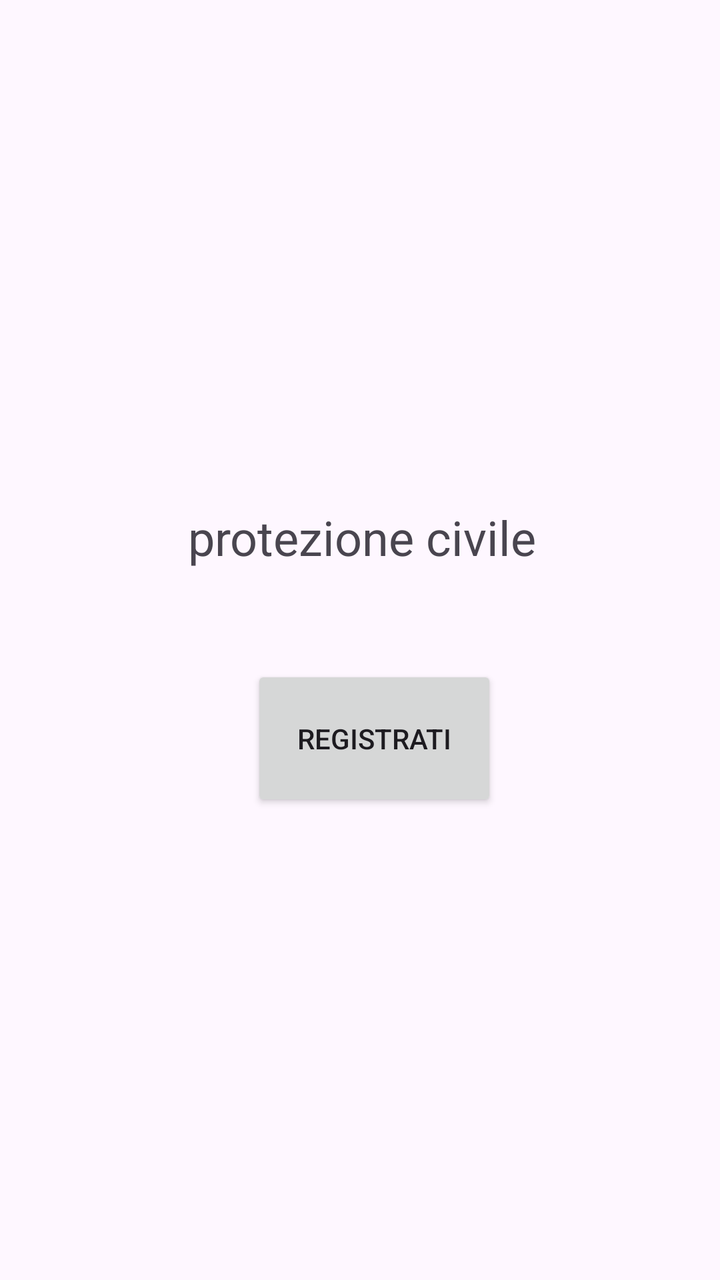
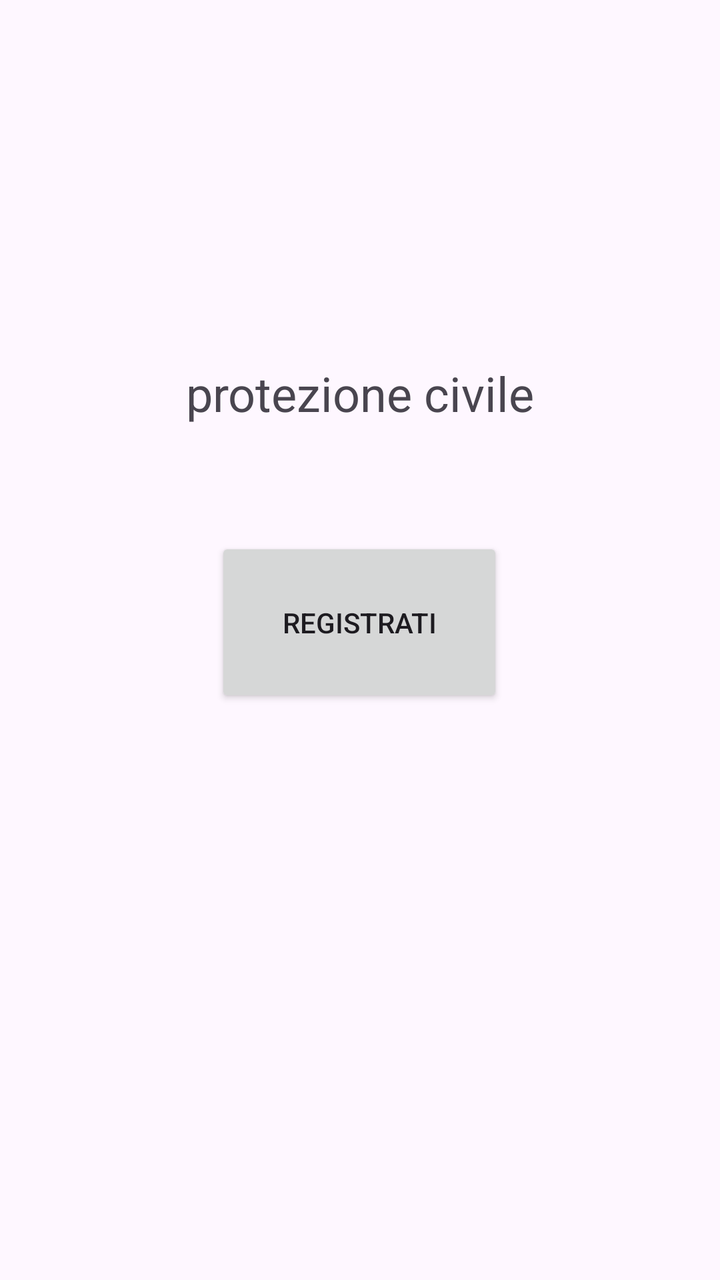

Before-and-after screenshots of an Android layout around one commit, followed by the original layout XML and the change that was made.
<!-- AndroidManifest.xml: activity theme Theme.AppAntincendio -->
<!-- res/layout/activity_main.xml -->
<?xml version="1.0" encoding="utf-8"?>
<androidx.constraintlayout.widget.ConstraintLayout xmlns:android="http://schemas.android.com/apk/res/android"
    xmlns:app="http://schemas.android.com/apk/res-auto"
    xmlns:tools="http://schemas.android.com/tools"
    android:id="@+id/main"
    android:layout_width="match_parent"
    android:layout_height="match_parent"
    tools:context=".MainActivity">

    <Button
        android:id="@+id/buttonInvia"
        android:layout_width="123dp"
        android:layout_height="73dp"
        android:layout_marginTop="48dp"
        android:text="registrati"
        app:layout_constraintEnd_toEndOf="@+id/textView"
        app:layout_constraintHorizontal_bias="0.619"
        app:layout_constraintStart_toStartOf="@+id/textView"
        app:layout_constraintTop_toBottomOf="@+id/textView" />

    <TextView
        android:id="@+id/textView"
        android:layout_width="wrap_content"
        android:layout_height="wrap_content"
        android:text="protezione civile"
        android:textSize="24sp"
        app:layout_constraintBottom_toBottomOf="parent"
        app:layout_constraintEnd_toEndOf="parent"
        app:layout_constraintHorizontal_bias="0.506"
        app:layout_constraintStart_toStartOf="parent"
        app:layout_constraintTop_toTopOf="parent"
        app:layout_constraintVertical_bias="0.415" />

</androidx.constraintlayout.widget.ConstraintLayout>
<!-- resources referenced by this layout -->
<resources>
  <style name="Theme.AppAntincendio" parent="Theme.MaterialComponents.DayNight.DarkActionBar">
          
          <item name="colorPrimary">@color/purple_500</item>
          <item name="colorPrimaryVariant">@color/purple_700</item>
          <item name="colorOnPrimary">@color/white</item>
          
          <item name="colorSecondary">@color/teal_200</item>
          <item name="colorSecondaryVariant">@color/teal_700</item>
          <item name="colorOnSecondary">@color/black</item>
          
          <item name="android:statusBarColor">?attr/colorPrimaryVariant</item>
          
      </style>
  <color name="purple_500">#FF6200EE</color>
  <color name="purple_700">#FF3700B3</color>
  <color name="white">#FFFFFFFF</color>
  <color name="teal_200">#FF03DAC5</color>
  <color name="teal_700">#FF018786</color>
  <color name="black">#FF000000</color>
</resources>

<!-- the commit's change to res/layout/activity_main.xml (unified diff, before → after) -->
@@ -9,12 +9,12 @@
 
     <Button
         android:id="@+id/buttonInvia"
-        android:layout_width="123dp"
-        android:layout_height="73dp"
-        android:layout_marginTop="48dp"
+        android:layout_width="144dp"
+        android:layout_height="85dp"
+        android:layout_marginTop="56dp"
         android:text="registrati"
         app:layout_constraintEnd_toEndOf="@+id/textView"
-        app:layout_constraintHorizontal_bias="0.619"
+        app:layout_constraintHorizontal_bias="0.482"
         app:layout_constraintStart_toStartOf="@+id/textView"
         app:layout_constraintTop_toBottomOf="@+id/textView" />
 
@@ -26,9 +26,8 @@
         android:textSize="24sp"
         app:layout_constraintBottom_toBottomOf="parent"
         app:layout_constraintEnd_toEndOf="parent"
-        app:layout_constraintHorizontal_bias="0.506"
         app:layout_constraintStart_toStartOf="parent"
         app:layout_constraintTop_toTopOf="parent"
-        app:layout_constraintVertical_bias="0.415" />
+        app:layout_constraintVertical_bias="0.297" />
 
 </androidx.constraintlayout.widget.ConstraintLayout>
